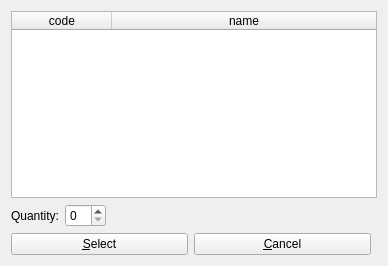
First picture: the form in client/uiforms/component_select.ui, repository Wolframe/configurator, before the edit.
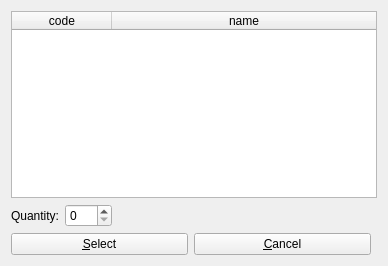
Second picture: the form after the edit. Icons and pictures are not drawn.

What changed in the file:
```diff
--- a/client/uiforms/component_select.ui
+++ b/client/uiforms/component_select.ui
@@ -122,7 +122,11 @@
      <item row="0" column="1">
       <layout class="QHBoxLayout" name="horizontalLayout_7">
        <item>
-        <widget class="QSpinBox" name="quantity"/>
+        <widget class="QSpinBox" name="quantity">
+         <property name="maximum">
+          <number>999</number>
+         </property>
+        </widget>
        </item>
        <item>
         <spacer name="horizontalSpacer_4">
```
